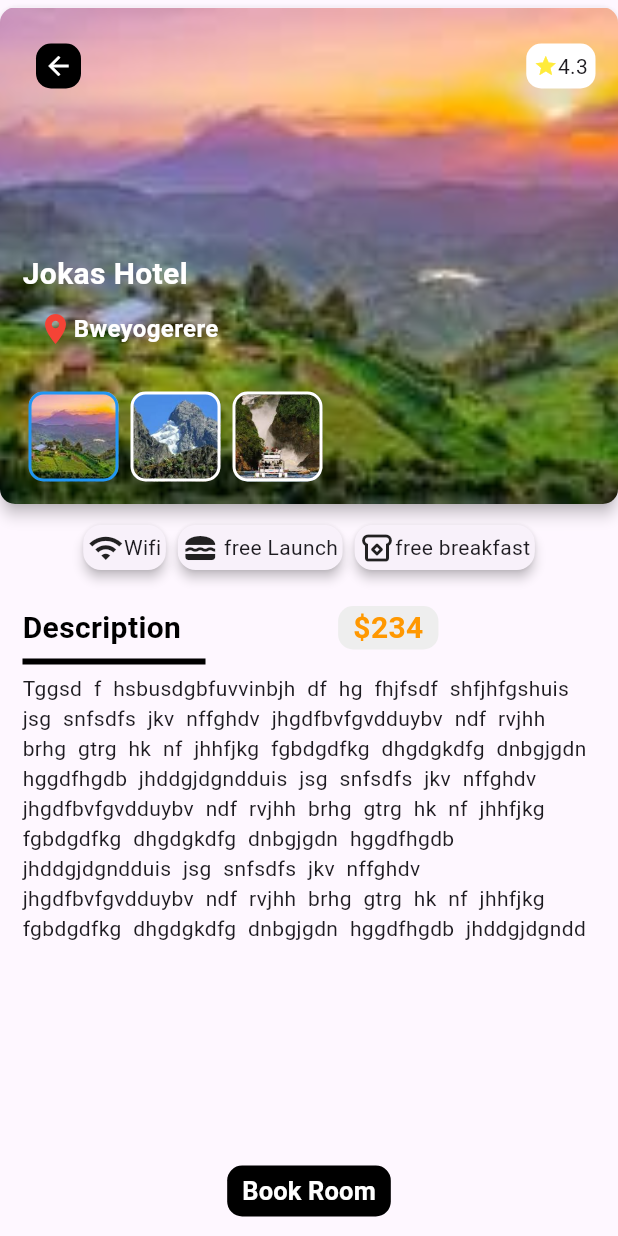
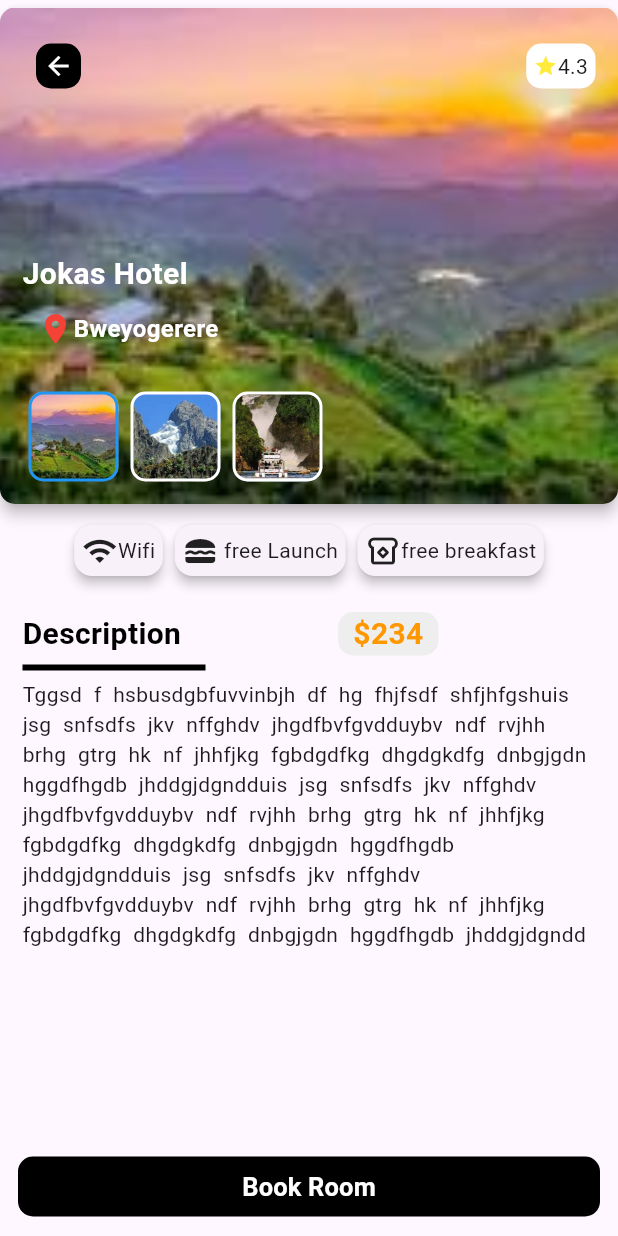
Before and after one commit to andrua-joshua/promote_uganda, a Flutter app: the hotelsBookingScreen screen opened by its route, on a phone screen of 412 x 824 dp. Run offline on Flutter 3.47's test engine with Material 2 defaults, Android fonts, the phone set to English and light mode, and no system bars; Roboto replaces fonts that are missing (mono).

Commit message:
all connected

```diff
--- a/lib/routes/Hotels_and_booking/hotels_booking_screen/widgets/hotels_booking_screen_widgets.dart
+++ b/lib/routes/Hotels_and_booking/hotels_booking_screen/widgets/hotels_booking_screen_widgets.dart
@@ -215,14 +215,15 @@ class bookingBtnWidget extends StatelessWidget {
     return TextButton(
         onPressed: () {},
         child: Container(
+          constraints: const BoxConstraints.expand(height: 40),
           decoration: BoxDecoration(
               borderRadius: BorderRadius.circular(10), color: Colors.black),
           padding: const EdgeInsets.symmetric(horizontal: 10, vertical: 5),
-          child: const Text(
+          child: const Center(child:Text(
             "Book Room",
             style: TextStyle(
                 color: Colors.white, fontSize: 17, fontWeight: FontWeight.bold),
-          ),
+          )),
         ));
   }
 }
@@ -247,7 +248,7 @@ class servicesWidget extends StatelessWidget {
           Card(
             elevation: 3,
             child: Padding(
-              padding: EdgeInsets.all(3),
+              padding: EdgeInsets.all(5),
               child: Row(
                 children: [Icon(Icons.wifi), Text("Wifi")],
               ),
@@ -256,7 +257,7 @@ class servicesWidget extends StatelessWidget {
           Card(
             elevation: 3,
             child: Padding(
-              padding: EdgeInsets.all(3),
+              padding: EdgeInsets.all(5),
               child: Row(
                 children: [Icon(Icons.lunch_dining), Text(" free Launch")],
               ),
@@ -265,7 +266,7 @@ class servicesWidget extends StatelessWidget {
           Card(
             elevation: 3,
             child: Padding(
-              padding: EdgeInsets.all(3),
+              padding: EdgeInsets.all(5),
               child: Row(
                 children: [
                   Icon(Icons.breakfast_dining_outlined),
```
